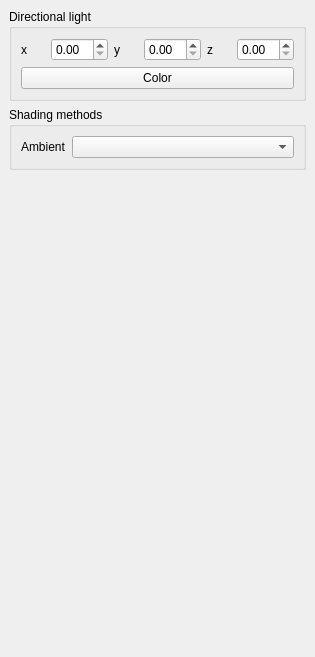
This is Showcase/forms/Settings.ui in LMauricius/VitraeShowcase as Qt 5 draws it before an edit. The edited form follows.
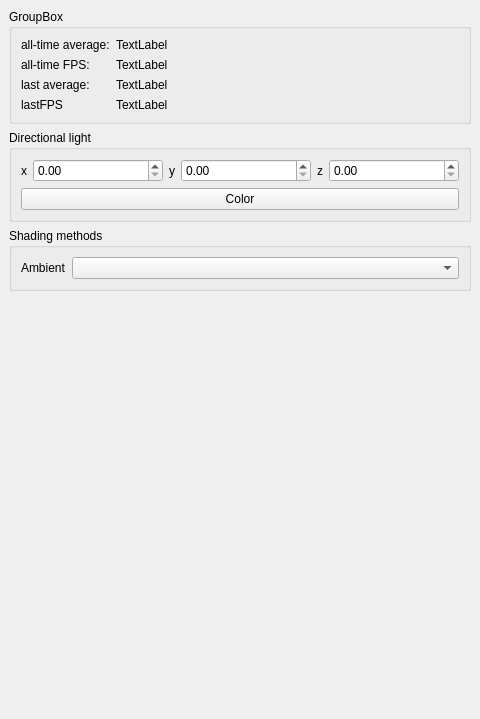
This is the edited form.

Diff of the .ui file:
```diff
--- a/Showcase/forms/Settings.ui
+++ b/Showcase/forms/Settings.ui
@@ -6,15 +6,110 @@
    <rect>
     <x>0</x>
     <y>0</y>
-    <width>315</width>
-    <height>657</height>
+    <width>480</width>
+    <height>719</height>
    </rect>
   </property>
+  <property name="maximumSize">
+   <size>
+    <width>480</width>
+    <height>800</height>
+   </size>
+  </property>
   <property name="windowTitle">
    <string>MainWindow</string>
   </property>
   <widget class="QWidget" name="centralwidget">
    <layout class="QVBoxLayout" name="verticalLayout">
+    <item>
+     <widget class="QGroupBox" name="groupBox_3">
+      <property name="title">
+       <string>GroupBox</string>
+      </property>
+      <layout class="QFormLayout" name="formLayout_2">
+       <item row="0" column="0">
+        <widget class="QLabel" name="label_5">
+         <property name="text">
+          <string>all-time average:</string>
+         </property>
+        </widget>
+       </item>
+       <item row="0" column="1">
+        <widget class="QLabel" name="totalAvgDuraion">
+         <property name="sizePolicy">
+          <sizepolicy hsizetype="Expanding" vsizetype="Preferred">
+           <horstretch>0</horstretch>
+           <verstretch>0</verstretch>
+          </sizepolicy>
+         </property>
+         <property name="text">
+          <string>TextLabel</string>
+         </property>
+        </widget>
+       </item>
+       <item row="1" column="0">
+        <widget class="QLabel" name="label_6">
+         <property name="text">
+          <string>all-time FPS:</string>
+         </property>
+        </widget>
+       </item>
+       <item row="1" column="1">
+        <widget class="QLabel" name="totalFPS">
+         <property name="sizePolicy">
+          <sizepolicy hsizetype="Expanding" vsizetype="Preferred">
+           <horstretch>0</horstretch>
+           <verstretch>0</verstretch>
+          </sizepolicy>
+         </property>
+         <property name="text">
+          <string>TextLabel</string>
+         </property>
+        </widget>
+       </item>
+       <item row="2" column="0">
+        <widget class="QLabel" name="label_7">
+         <property name="text">
+          <string>last average:</string>
+         </property>
+        </widget>
+       </item>
+       <item row="3" column="0">
+        <widget class="QLabel" name="label_8">
+         <property name="text">
+          <string>lastFPS</string>
+         </property>
+        </widget>
+       </item>
+       <item row="2" column="1">
+        <widget class="QLabel" name="currentAvgDuration">
+         <property name="sizePolicy">
+          <sizepolicy hsizetype="Expanding" vsizetype="Preferred">
+           <horstretch>0</horstretch>
+           <verstretch>0</verstretch>
+          </sizepolicy>
+         </property>
+         <property name="text">
+          <string>TextLabel</string>
+         </property>
+        </widget>
+       </item>
+       <item row="3" column="1">
+        <widget class="QLabel" name="currentFPS">
+         <property name="sizePolicy">
+          <sizepolicy hsizetype="Expanding" vsizetype="Preferred">
+           <horstretch>0</horstretch>
+           <verstretch>0</verstretch>
+          </sizepolicy>
+         </property>
+         <property name="text">
+          <string>TextLabel</string>
+         </property>
+        </widget>
+       </item>
+      </layout>
+     </widget>
+    </item>
     <item>
      <widget class="QGroupBox" name="groupBox">
       <property name="title">
@@ -22,13 +117,34 @@
       </property>
       <layout class="QGridLayout" name="gridLayout">
        <item row="0" column="3">
-        <widget class="QDoubleSpinBox" name="light_dir_y"/>
+        <widget class="QDoubleSpinBox" name="light_dir_y">
+         <property name="sizePolicy">
+          <sizepolicy hsizetype="Expanding" vsizetype="Fixed">
+           <horstretch>0</horstretch>
+           <verstretch>0</verstretch>
+          </sizepolicy>
+         </property>
+        </widget>
        </item>
        <item row="0" column="5">
-        <widget class="QDoubleSpinBox" name="light_dir_z"/>
+        <widget class="QDoubleSpinBox" name="light_dir_z">
+         <property name="sizePolicy">
+          <sizepolicy hsizetype="Expanding" vsizetype="Fixed">
+           <horstretch>0</horstretch>
+           <verstretch>0</verstretch>
+          </sizepolicy>
+         </property>
+        </widget>
        </item>
        <item row="0" column="1">
-        <widget class="QDoubleSpinBox" name="light_dir_x"/>
+        <widget class="QDoubleSpinBox" name="light_dir_x">
+         <property name="sizePolicy">
+          <sizepolicy hsizetype="Expanding" vsizetype="Fixed">
+           <horstretch>0</horstretch>
+           <verstretch>0</verstretch>
+          </sizepolicy>
+         </property>
+        </widget>
        </item>
        <item row="0" column="2">
         <widget class="QLabel" name="label_2">
```
Left out of the diff: 4 changed lines with no effect on the pictures.
